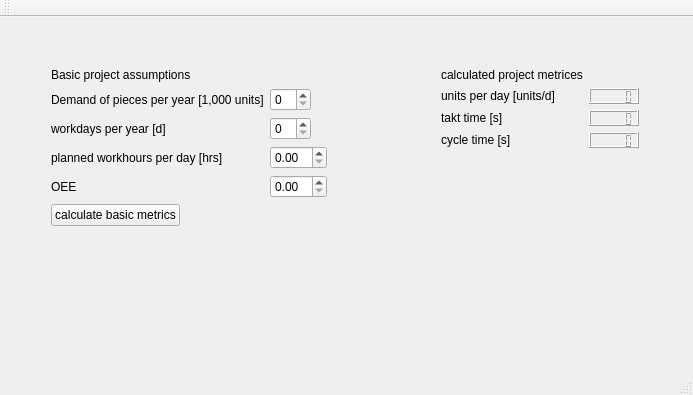
The window that mainwindow.ui (RogerWilco77/LeanPlanningTool) describes before a commit, drawn with Qt 5.
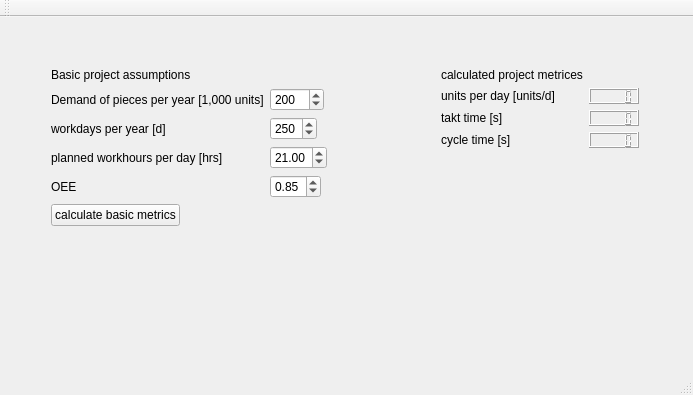
The same window after the commit.

Patch:
```diff
--- a/mainwindow.ui
+++ b/mainwindow.ui
@@ -44,7 +44,17 @@
         </widget>
        </item>
        <item row="2" column="1">
-        <widget class="QSpinBox" name="spbxDemandPerYear"/>
+        <widget class="QSpinBox" name="spbxDemandPerYear">
+         <property name="maximum">
+          <number>1000</number>
+         </property>
+         <property name="singleStep">
+          <number>10</number>
+         </property>
+         <property name="value">
+          <number>200</number>
+         </property>
+        </widget>
        </item>
        <item row="3" column="0">
         <widget class="QLabel" name="label_4">
@@ -54,7 +64,14 @@
         </widget>
        </item>
        <item row="3" column="1">
-        <widget class="QSpinBox" name="spbxWorkDaysPerYear"/>
+        <widget class="QSpinBox" name="spbxWorkDaysPerYear">
+         <property name="maximum">
+          <number>365</number>
+         </property>
+         <property name="value">
+          <number>250</number>
+         </property>
+        </widget>
        </item>
        <item row="4" column="0">
         <widget class="QLabel" name="label_3">
@@ -64,7 +81,17 @@
         </widget>
        </item>
        <item row="4" column="1">
-        <widget class="QDoubleSpinBox" name="spbxWorkHoursPerDay"/>
+        <widget class="QDoubleSpinBox" name="spbxWorkHoursPerDay">
+         <property name="maximum">
+          <double>24.000000000000000</double>
+         </property>
+         <property name="singleStep">
+          <double>0.500000000000000</double>
+         </property>
+         <property name="value">
+          <double>21.000000000000000</double>
+         </property>
+        </widget>
        </item>
        <item row="5" column="0">
         <widget class="QLabel" name="label_5">
@@ -74,7 +101,17 @@
         </widget>
        </item>
        <item row="5" column="1">
-        <widget class="QDoubleSpinBox" name="spbxOee"/>
+        <widget class="QDoubleSpinBox" name="spbxOee">
+         <property name="maximum">
+          <double>1.000000000000000</double>
+         </property>
+         <property name="singleStep">
+          <double>0.010000000000000</double>
+         </property>
+         <property name="value">
+          <double>0.850000000000000</double>
+         </property>
+        </widget>
        </item>
        <item row="6" column="0">
         <widget class="QPushButton" name="btnCalculate">
```
